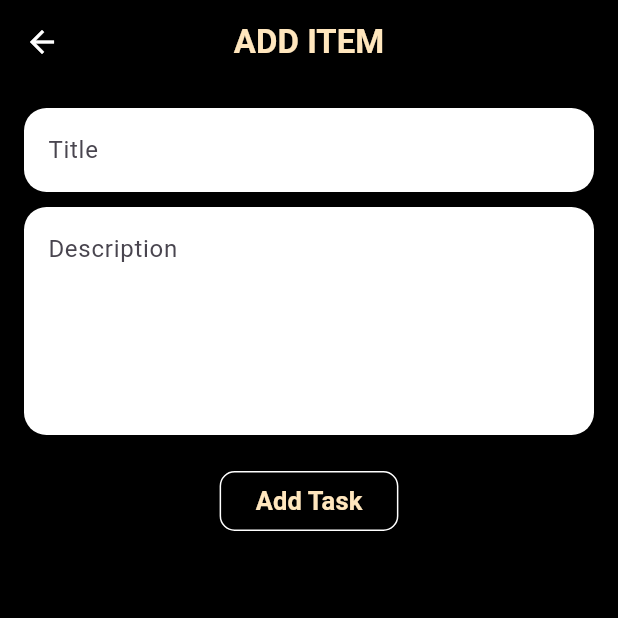
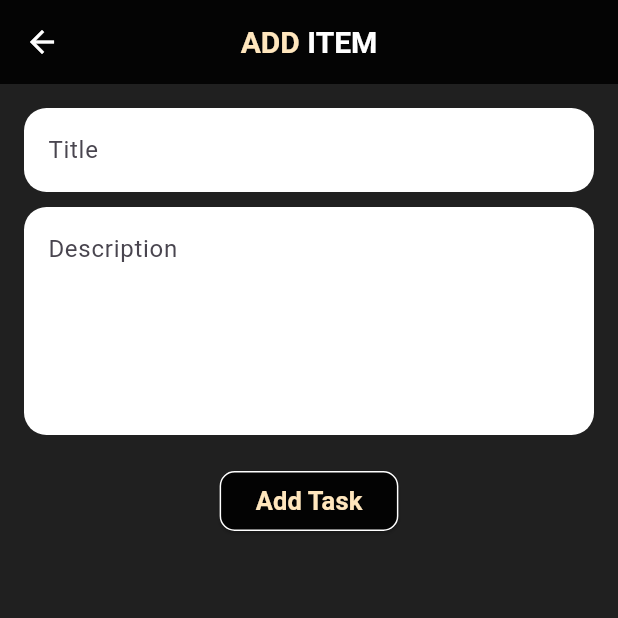
Before and after one commit to Haseeb1a/To-Do_Api, a Flutter app: the screen it shows after launch, after a tap on "ADD TODO", on a phone screen of 412 x 824 dp, the top half of it. Run offline on Flutter 3.47's test engine with Material 2 defaults, Android fonts, the phone set to English and light mode, and no system bars; missing offline and left inert: typethis; network calls fail.

Commit message:
add_helpers

```diff
--- /dev/null
+++ b/lib/helpers/colors.dart
@@ -0,0 +1,7 @@
+import 'package:flutter/material.dart';
+
+class AppCollors {
+
+   static const darktheme=Color.fromARGB(223, 0, 0, 0);
+   static const primarytheme=Color.fromARGB(255, 255, 230, 189);
+}
--- a/lib/view/add_todo.dart
+++ b/lib/view/add_todo.dart
@@ -1,8 +1,8 @@
 import 'package:flutter/material.dart';
 import 'package:provider/provider.dart';
 import 'package:todoapp/controller/home_controller.dart';
+import 'package:todoapp/helpers/colors.dart';
 import 'package:todoapp/view/list_todo.dart';
-
 import '../controller/add_controller.dart';
 
 class AddItemPage extends StatelessWidget {
@@ -10,13 +10,22 @@ class AddItemPage extends StatelessWidget {
   Widget build(BuildContext context) {
     final tudodata = Provider.of<AddTodo>(context);
     return Scaffold(
-      backgroundColor: Colors.black,
+      backgroundColor: AppCollors.darktheme,
       appBar: AppBar(
-        backgroundColor: Colors.black,
-        title: const Text(
-          "ADD ITEM",
-          style: TextStyle(fontWeight: FontWeight.bold, color: Color.fromARGB(255, 255, 230, 189)),
-        ),
+        // automaticallyImplyLeading: false,
+        backgroundColor: AppCollors.darktheme,
+          title: const Text.rich(TextSpan(children: <InlineSpan>[
+          TextSpan(
+            text: 'ADD ',
+            style: TextStyle(
+                fontSize: 20, fontWeight: FontWeight.bold, color: AppCollors.primarytheme),
+          ),
+          TextSpan(
+            text: 'ITEM',
+            style: TextStyle(
+                fontSize: 20, fontWeight: FontWeight.bold, color: Colors.white),
+          )
+        ])),
         centerTitle: true,
         iconTheme: const IconThemeData(color: Colors.white),
       ),
@@ -45,7 +54,7 @@ class AddItemPage extends StatelessWidget {
                   return null;
                 },
               ),
-              SizedBox(
+              const SizedBox(
                 height: 10,
               ),
               TextFormField(
@@ -71,9 +80,9 @@ class AddItemPage extends StatelessWidget {
               Center(
                 child: ElevatedButton(
                   style: ElevatedButton.styleFrom(
-                    backgroundColor: Colors.black,
+                    backgroundColor: AppCollors.darktheme,
                     shape: RoundedRectangleBorder(
-                      side: BorderSide(color: Colors.white),
+                      side: const BorderSide(color: Colors.white),
                       borderRadius: BorderRadius.circular(10.0),
                     ),
                   ),
@@ -95,7 +104,7 @@ class AddItemPage extends StatelessWidget {
                     style: TextStyle(
                       fontWeight: FontWeight.bold,
                       fontSize: 17,
-                      color: Color.fromARGB(255, 255, 230, 189),
+                      color: AppCollors.primarytheme,
                     ),
                   ),
                 ),
--- a/lib/view/list_todo.dart
+++ b/lib/view/list_todo.dart
@@ -1,6 +1,7 @@
 import 'package:flutter/material.dart';
 import 'package:provider/provider.dart';
 import 'package:todoapp/controller/home_controller.dart';
+import 'package:todoapp/helpers/colors.dart';
 import 'package:todoapp/view/add_todo.dart';
 import 'package:todoapp/view/edit_page.dart';
 import '../model/tudo_model.dart';
@@ -23,10 +24,10 @@ class _ItemListWidgetState extends State<ItemListWidget> {
   Widget build(BuildContext context) {
     final homedatas = Provider.of<Homedata>(context);
     return Scaffold(
-      backgroundColor: Color.fromARGB(255, 255, 230, 189),
+      backgroundColor: AppCollors.primarytheme,
       appBar: AppBar(
         automaticallyImplyLeading: false,
-        backgroundColor:Colors.black,
+        backgroundColor:AppCollors.darktheme,
               title: const Row(
           mainAxisAlignment: MainAxisAlignment.center,
           children: [
@@ -67,7 +68,7 @@ class _ItemListWidgetState extends State<ItemListWidget> {
                   children: [
                     CircleAvatar(
                       radius: 100,
-                      backgroundColor: Color.fromARGB(255, 255, 230, 189),
+                      backgroundColor: AppCollors.primarytheme,
                       child: Image.asset('assets/emptyog.png'),
                     ),
                     // Lottie.asset('assets/data.json'),
@@ -78,7 +79,7 @@ class _ItemListWidgetState extends State<ItemListWidget> {
                       style: TextStyle(
                         fontWeight: FontWeight.bold,
                         fontSize: 20,
-                        color: Colors.black,
+                        color: AppCollors.darktheme,
                       ),
                       textAlign: TextAlign.center,
                     ),
@@ -91,11 +92,11 @@ class _ItemListWidgetState extends State<ItemListWidget> {
                 itemBuilder: (context, index) {
                   final item = items[index];
                   return Card(
-                    color: Colors.black,
+                    color: AppCollors.darktheme,
                     child: ListTile(
                       leading: CircleAvatar(
-                        backgroundColor:const Color.fromARGB(255, 255, 230, 189),
-                        child: Text("${index + 1}",style: TextStyle(color:Colors.black),),
+                        backgroundColor:AppCollors.primarytheme,
+                        child: Text("${index + 1}",style: TextStyle(color:AppCollors.darktheme),),
                       ),
                       title: Text(
                         item.title,
@@ -104,7 +105,7 @@ class _ItemListWidgetState extends State<ItemListWidget> {
                       ),
                       subtitle: Text(
                         item.description,
-                        style: const TextStyle(fontWeight: FontWeight.bold,color: Color.fromARGB(255, 255, 255, 255)),
+                        style: const TextStyle(fontWeight: FontWeight.bold,color: AppCollors.primarytheme),
                       ),
                       trailing: PopupMenuButton(
                         color: Colors.white,
@@ -158,7 +159,7 @@ class _ItemListWidgetState extends State<ItemListWidget> {
         ),
       ),
       floatingActionButton: FloatingActionButton.extended(
-        backgroundColor: Colors.black,
+        backgroundColor: AppCollors.darktheme,
         onPressed: () {
           Navigator.push(
             context,
@@ -170,7 +171,7 @@ class _ItemListWidgetState extends State<ItemListWidget> {
         label: const Text(
           "ADD TODO",
           style: TextStyle(
-              fontWeight: FontWeight.bold, fontSize: 22, color: Color.fromARGB(255, 255, 230, 189)),
+              fontWeight: FontWeight.bold, fontSize: 22, color: AppCollors.primarytheme),
         ),
       ),
     );
```
Also changed, not shown: lib/view/edit_page.dart (+16 -7 lines).
